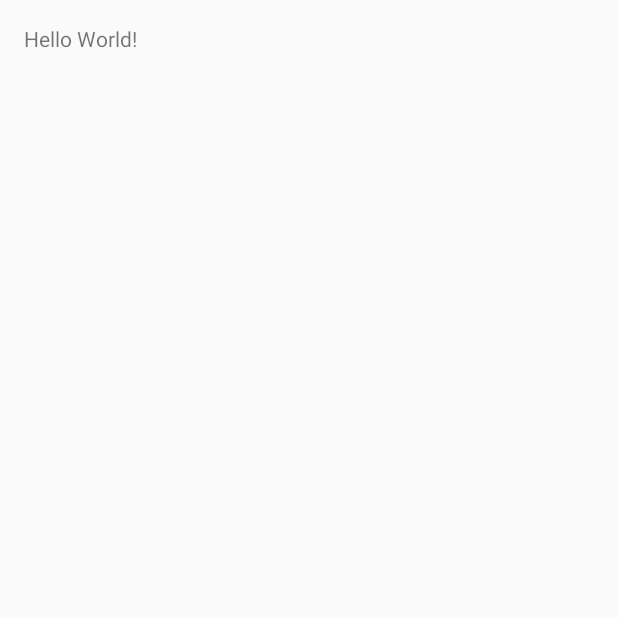
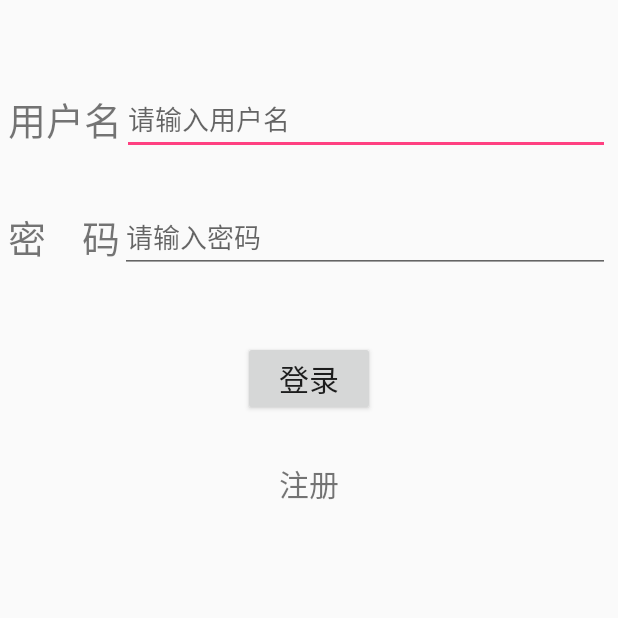
Before and after one commit to tanlu/yigong, an Android app: the screen it shows after launch (MainActivity), on a phone screen of 412 x 824 dp, the top half of it. Before the commit the part shown is almost empty. Run offline under Robolectric (Android 15) with nearby library versions, the phone set to English and light mode, and no system bars.

```diff
--- a/app/src/main/AndroidManifest.xml
+++ b/app/src/main/AndroidManifest.xml
@@ -15,6 +15,7 @@
                 <category android:name="android.intent.category.LAUNCHER" />
             </intent-filter>
         </activity>
+        <activity android:name=".RegisterActivity"></activity>
     </application>
 
 </manifest>
--- a/app/src/main/java/com/bawei/yigongguanli/MainActivity.java
+++ b/app/src/main/java/com/bawei/yigongguanli/MainActivity.java
@@ -3,12 +3,41 @@ package com.bawei.yigongguanli;
 import android.app.Activity;
 import android.support.v7.app.AppCompatActivity;
 import android.os.Bundle;
+import android.util.Log;
+import android.view.View;
+import android.widget.Button;
+import android.widget.EditText;
+import android.widget.TextView;
 
-public class MainActivity extends Activity {
+/**
+ * 登录界面
+ */
+public class MainActivity extends Activity implements View.OnClickListener{
+    private static final String TAG = "MainActivity";
+    private EditText main_name;
+    private EditText main_pass;
 
     @Override
     protected void onCreate(Bundle savedInstanceState) {
         super.onCreate(savedInstanceState);
         setContentView(R.layout.activity_main);
+        main_name = (EditText) findViewById(R.id.main_name);
+        main_pass = (EditText) findViewById(R.id.main_pass);
+        Button main_login= (Button) findViewById(R.id.main_login);
+        TextView main_register= (TextView) findViewById(R.id.main_register);
+        main_login.setOnClickListener(this);
+        main_register.setOnClickListener(this);
+    }
+
+    @Override
+    public void onClick(View v) {
+        switch (v.getId()){
+            case R.id.main_login:
+                Log.d(TAG, "onClick() returned: " + "登录");
+                break;
+            case R.id.main_register:
+                Log.d(TAG, "onClick() returned: " + "注册");
+                break;
+        }
     }
 }
--- /dev/null
+++ b/app/src/main/java/com/bawei/yigongguanli/RegisterActivity.java
@@ -0,0 +1,13 @@
+package com.bawei.yigongguanli;
+
+import android.support.v7.app.AppCompatActivity;
+import android.os.Bundle;
+
+public class RegisterActivity extends AppCompatActivity {
+
+    @Override
+    protected void onCreate(Bundle savedInstanceState) {
+        super.onCreate(savedInstanceState);
+        setContentView(R.layout.activity_register);
+    }
+}
--- a/app/src/main/res/layout/activity_main.xml
+++ b/app/src/main/res/layout/activity_main.xml
@@ -1,16 +1,71 @@
 <?xml version="1.0" encoding="utf-8"?>
-<RelativeLayout xmlns:android="http://schemas.android.com/apk/res/android"
+<LinearLayout xmlns:android="http://schemas.android.com/apk/res/android"
     xmlns:tools="http://schemas.android.com/tools"
     android:layout_width="match_parent"
     android:layout_height="match_parent"
-    android:paddingBottom="@dimen/activity_vertical_margin"
-    android:paddingLeft="@dimen/activity_horizontal_margin"
-    android:paddingRight="@dimen/activity_horizontal_margin"
-    android:paddingTop="@dimen/activity_vertical_margin"
+    android:orientation="vertical"
     tools:context="com.bawei.yigongguanli.MainActivity">
 
+    <LinearLayout
+        android:layout_marginTop="50dp"
+        android:padding="5dp"
+        android:gravity="center"
+        android:orientation="horizontal"
+        android:layout_width="match_parent"
+        android:layout_height="wrap_content">
+        <TextView
+            android:textSize="25sp"
+            android:layout_width="wrap_content"
+            android:layout_height="wrap_content"
+            android:text="用户名"
+            />
+        <EditText
+            android:id="@+id/main_name"
+            android:layout_width="0dp"
+            android:hint="请输入用户名"
+            android:layout_weight="1"
+            android:layout_height="wrap_content" />
+    </LinearLayout>
+
+    <LinearLayout
+        android:layout_marginTop="20dp"
+        android:padding="5dp"
+        android:gravity="center"
+        android:orientation="horizontal"
+        android:layout_width="match_parent"
+        android:layout_height="wrap_content">
+        <TextView
+            android:textSize="25sp"
+            android:layout_width="wrap_content"
+            android:layout_height="wrap_content"
+
+            android:text="密    码"
+            />
+        <EditText
+            android:id="@+id/main_pass"
+            android:layout_width="0dp"
+            android:hint="请输入密码"
+            android:layout_weight="1"
+            android:layout_height="wrap_content" />
+    </LinearLayout>
+
+    <Button
+        android:id="@+id/main_login"
+        android:text="登录"
+        android:textSize="20sp"
+        android:layout_marginTop="40dp"
+        android:layout_gravity="center_horizontal"
+        android:layout_width="wrap_content"
+        android:layout_height="wrap_content" />
     <TextView
+        android:id="@+id/main_register"
+        android:textSize="20sp"
+        android:text="注册"
+        android:layout_gravity="center_horizontal"
+        android:layout_marginTop="30dp"
+        android:clickable="true"
         android:layout_width="wrap_content"
-        android:layout_height="wrap_content"
-        android:text="Hello World!" />
-</RelativeLayout>
+        android:layout_height="wrap_content" />
+
+
+</LinearLayout>
--- /dev/null
+++ b/app/src/main/res/layout/activity_register.xml
@@ -0,0 +1,12 @@
+<?xml version="1.0" encoding="utf-8"?>
+<RelativeLayout xmlns:android="http://schemas.android.com/apk/res/android"
+    xmlns:tools="http://schemas.android.com/tools"
+    android:layout_width="match_parent"
+    android:layout_height="match_parent"
+    android:paddingBottom="@dimen/activity_vertical_margin"
+    android:paddingLeft="@dimen/activity_horizontal_margin"
+    android:paddingRight="@dimen/activity_horizontal_margin"
+    android:paddingTop="@dimen/activity_vertical_margin"
+    tools:context="com.bawei.yigongguanli.RegisterActivity">
+
+</RelativeLayout>
```
